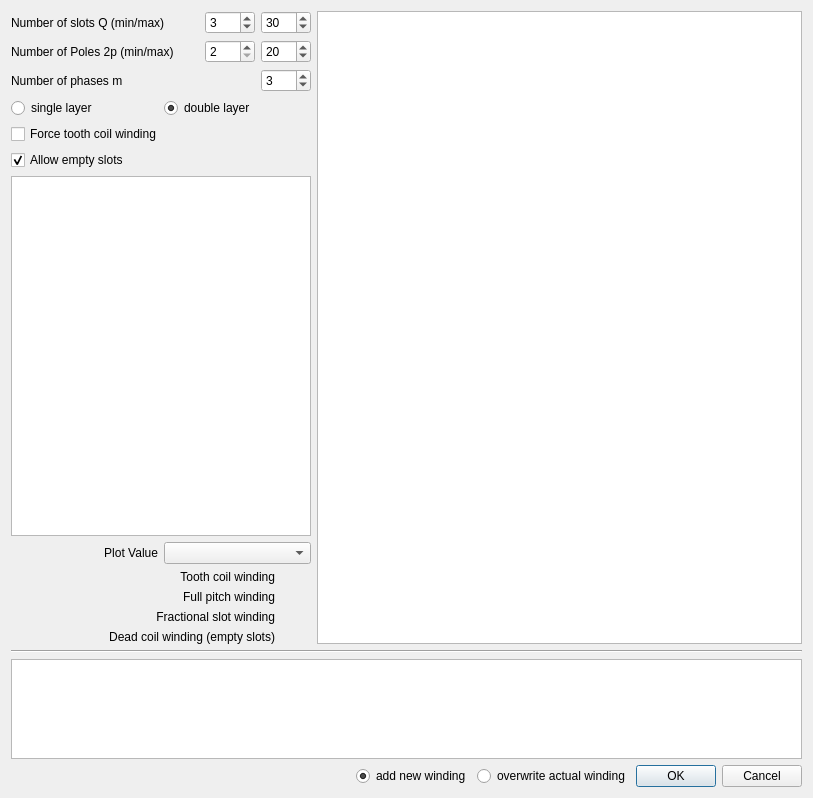
Above: swat_em/ui/GenCombinations.ui from mjfwest/swat-em before the change. Below: the same form after it.
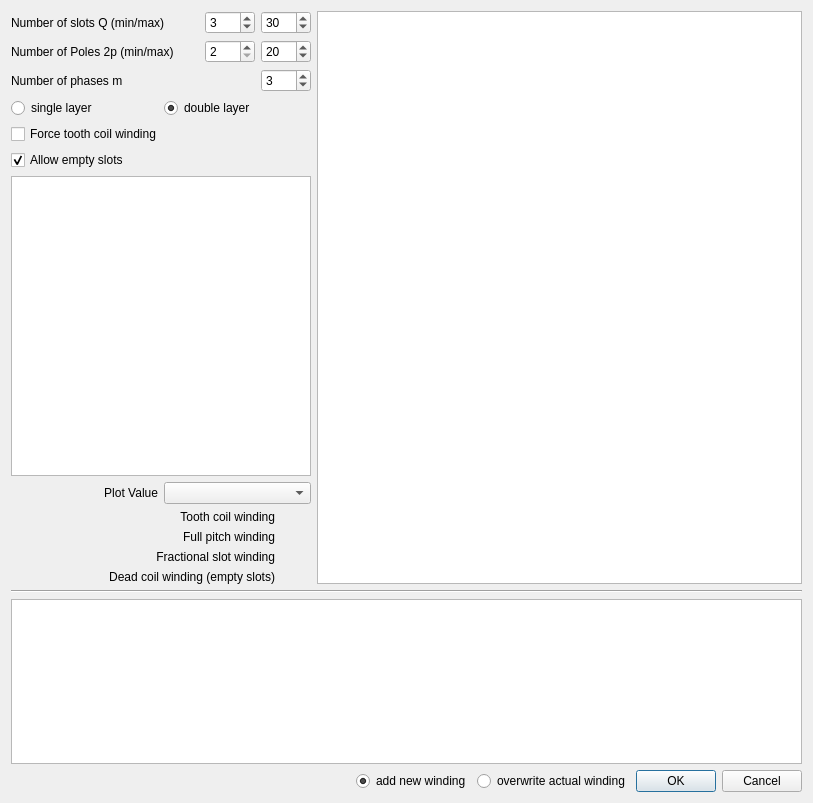
That is the form after the change. Icons and pictures are not drawn.

Diff of the .ui file:
```diff
--- a/swat_em/ui/GenCombinations.ui
+++ b/swat_em/ui/GenCombinations.ui
@@ -7,7 +7,7 @@
     <x>0</x>
     <y>0</y>
     <width>813</width>
-    <height>798</height>
+    <height>803</height>
    </rect>
   </property>
   <property name="windowTitle">
@@ -458,13 +458,13 @@
        <property name="minimumSize">
         <size>
          <width>200</width>
-         <height>100</height>
+         <height>105</height>
         </size>
        </property>
        <property name="maximumSize">
         <size>
          <width>16777215</width>
-         <height>100</height>
+         <height>16777215</height>
         </size>
        </property>
        <property name="alternatingRowColors">
```
